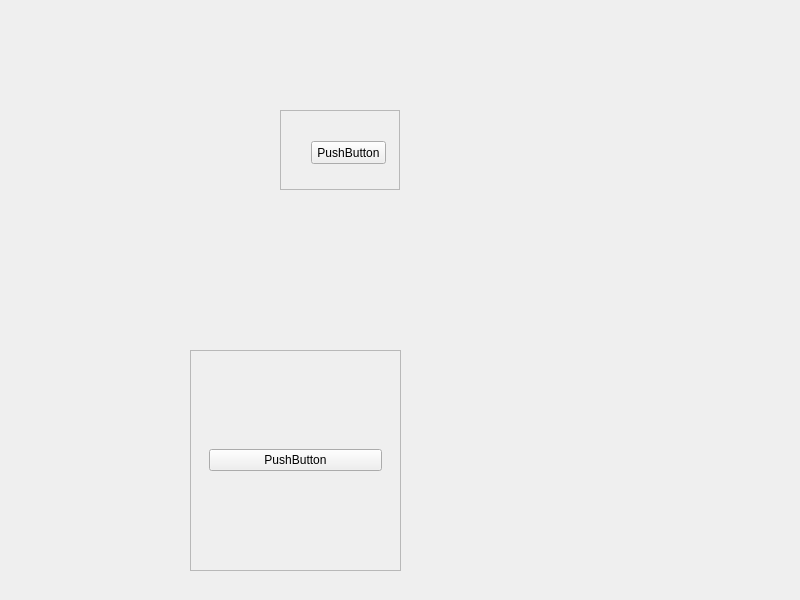
First picture: the form in main_widget.ui, repository lihn1987/Assist, before the edit.
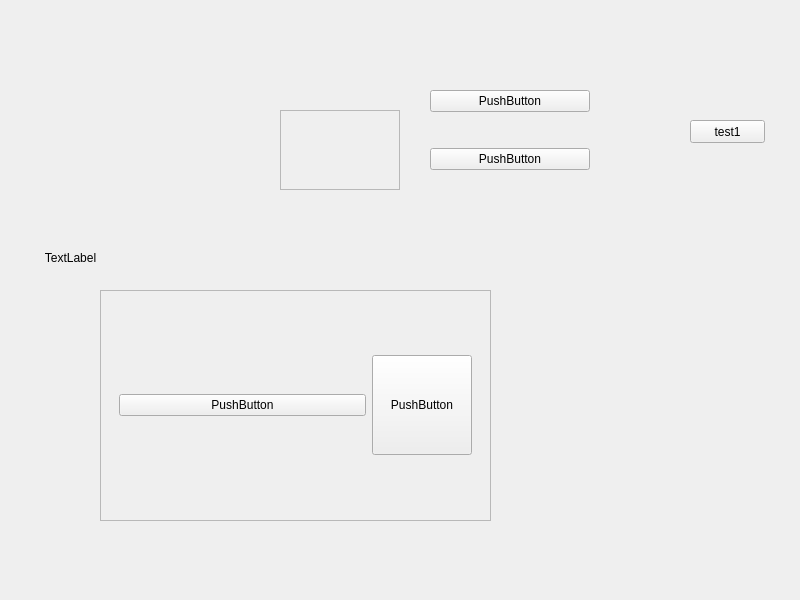
Second picture: the form after the edit.

The edit to the form file:
```diff
--- a/main_widget.ui
+++ b/main_widget.ui
@@ -19,10 +19,10 @@
   <widget class="QScrollArea" name="scrollArea">
    <property name="geometry">
     <rect>
-     <x>190</x>
-     <y>350</y>
-     <width>211</width>
-     <height>221</height>
+     <x>100</x>
+     <y>290</y>
+     <width>391</width>
+     <height>231</height>
     </rect>
    </property>
    <property name="widgetResizable">
@@ -33,8 +33,8 @@
      <rect>
       <x>0</x>
       <y>0</y>
-      <width>209</width>
-      <height>219</height>
+      <width>389</width>
+      <height>229</height>
      </rect>
     </property>
     <layout class="QHBoxLayout" name="horizontalLayout">
@@ -43,14 +43,51 @@
        <property name="acceptDrops">
         <bool>true</bool>
        </property>
-       <layout class="QVBoxLayout" name="verticalLayout">
-        <item>
+       <layout class="QGridLayout" name="grid_layout">
+        <item row="0" column="0">
          <widget class="QPushButton" name="pushButton">
           <property name="text">
            <string>PushButton</string>
           </property>
          </widget>
         </item>
+        <item row="0" column="1">
+         <widget class="QPushButton" name="pushButton_3">
+          <property name="sizePolicy">
+           <sizepolicy hsizetype="Fixed" vsizetype="Fixed">
+            <horstretch>100</horstretch>
+            <verstretch>100</verstretch>
+           </sizepolicy>
+          </property>
+          <property name="minimumSize">
+           <size>
+            <width>100</width>
+            <height>100</height>
+           </size>
+          </property>
+          <property name="maximumSize">
+           <size>
+            <width>100</width>
+            <height>100</height>
+           </size>
+          </property>
+          <property name="sizeIncrement">
+           <size>
+            <width>100</width>
+            <height>100</height>
+           </size>
+          </property>
+          <property name="baseSize">
+           <size>
+            <width>100</width>
+            <height>100</height>
+           </size>
+          </property>
+          <property name="text">
+           <string>PushButton</string>
+          </property>
+         </widget>
+        </item>
        </layout>
       </widget>
      </item>
@@ -78,21 +115,98 @@
       <height>78</height>
      </rect>
     </property>
-    <widget class="QPushButton" name="pushButton_2">
-     <property name="geometry">
-      <rect>
-       <x>30</x>
-       <y>30</y>
-       <width>75</width>
-       <height>23</height>
-      </rect>
-     </property>
-     <property name="text">
-      <string>PushButton</string>
-     </property>
-    </widget>
    </widget>
   </widget>
+  <widget class="QPushButton" name="btn_test1">
+   <property name="geometry">
+    <rect>
+     <x>690</x>
+     <y>120</y>
+     <width>75</width>
+     <height>23</height>
+    </rect>
+   </property>
+   <property name="text">
+    <string>test1</string>
+   </property>
+  </widget>
+  <widget class="QPushButton" name="btn_test2">
+   <property name="geometry">
+    <rect>
+     <x>678</x>
+     <y>160</y>
+     <width>64</width>
+     <height>64</height>
+    </rect>
+   </property>
+   <property name="text">
+    <string/>
+   </property>
+   <property name="iconSize">
+    <size>
+     <width>64</width>
+     <height>64</height>
+    </size>
+   </property>
+   <property name="flat">
+    <bool>true</bool>
+   </property>
+  </widget>
+  <widget class="QWidget" name="verticalLayoutWidget">
+   <property name="geometry">
+    <rect>
+     <x>430</x>
+     <y>90</y>
+     <width>160</width>
+     <height>80</height>
+    </rect>
+   </property>
+   <layout class="QVBoxLayout" name="verticalLayout">
+    <item>
+     <widget class="QPushButton" name="pushButton_2">
+      <property name="text">
+       <string>PushButton</string>
+      </property>
+     </widget>
+    </item>
+    <item>
+     <spacer name="verticalSpacer">
+      <property name="orientation">
+       <enum>Qt::Vertical</enum>
+      </property>
+      <property name="sizeHint" stdset="0">
+       <size>
+        <width>20</width>
+        <height>40</height>
+       </size>
+      </property>
+     </spacer>
+    </item>
+    <item>
+     <widget class="QPushButton" name="pushButton_4">
+      <property name="text">
+       <string>PushButton</string>
+      </property>
+     </widget>
+    </item>
+   </layout>
+  </widget>
+  <widget class="QLabel" name="label">
+   <property name="geometry">
+    <rect>
+     <x>30</x>
+     <y>250</y>
+     <width>81</width>
+     <height>16</height>
+    </rect>
+   </property>
+   <property name="text">
+    <string>TextLabel</string>
+   </property>
+   <property name="alignment">
+    <set>Qt::AlignCenter</set>
+   </property>
+  </widget>
  </widget>
  <resources/>
  <connections/>
```
